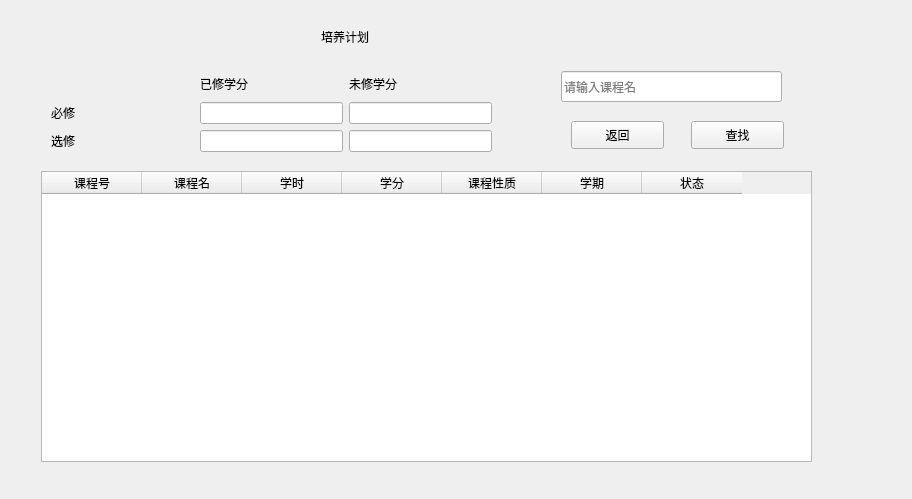
The window that student.ui (Database-Course-Developers/Educational_Administration_System) describes before a commit, drawn with Qt 5.
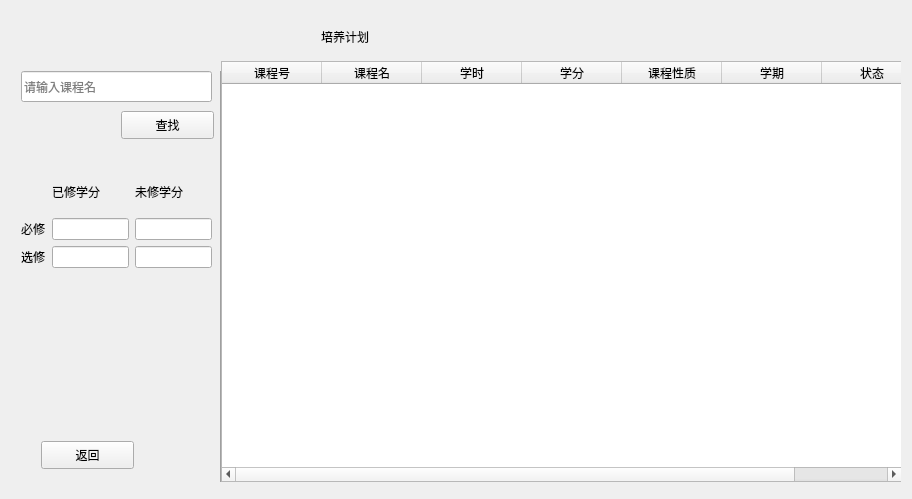
The same window after the commit. The open tabs and pages were chosen to show the change.

```diff
--- a/student.ui
+++ b/student.ui
@@ -546,51 +546,6 @@
       </widget>
      </widget>
      <widget class="QWidget" name="stuPlanPage">
-      <widget class="QTableWidget" name="stuPlanTable">
-       <property name="geometry">
-        <rect>
-         <x>30</x>
-         <y>160</y>
-         <width>771</width>
-         <height>291</height>
-        </rect>
-       </property>
-       <column>
-        <property name="text">
-         <string>课程号</string>
-        </property>
-       </column>
-       <column>
-        <property name="text">
-         <string>课程名</string>
-        </property>
-       </column>
-       <column>
-        <property name="text">
-         <string>学时</string>
-        </property>
-       </column>
-       <column>
-        <property name="text">
-         <string>学分</string>
-        </property>
-       </column>
-       <column>
-        <property name="text">
-         <string>课程性质</string>
-        </property>
-       </column>
-       <column>
-        <property name="text">
-         <string>学期</string>
-        </property>
-       </column>
-       <column>
-        <property name="text">
-         <string>状态</string>
-        </property>
-       </column>
-      </widget>
       <widget class="QLabel" name="label_18">
        <property name="geometry">
         <rect>
@@ -610,8 +565,8 @@
       <widget class="QPushButton" name="pBstuPlanBack">
        <property name="geometry">
         <rect>
-         <x>560</x>
-         <y>110</y>
+         <x>30</x>
+         <y>430</y>
          <width>93</width>
          <height>28</height>
         </rect>
@@ -623,8 +578,8 @@
       <widget class="QPushButton" name="pushButton_3">
        <property name="geometry">
         <rect>
-         <x>680</x>
-         <y>110</y>
+         <x>110</x>
+         <y>100</y>
          <width>93</width>
          <height>28</height>
         </rect>
@@ -636,10 +591,10 @@
       <widget class="QWidget" name="layoutWidget">
        <property name="geometry">
         <rect>
-         <x>40</x>
-         <y>60</y>
-         <width>441</width>
-         <height>81</height>
+         <x>10</x>
+         <y>160</y>
+         <width>191</width>
+         <height>97</height>
         </rect>
        </property>
        <layout class="QGridLayout" name="gridLayout_3">
@@ -701,9 +656,9 @@
       <widget class="QLineEdit" name="stuPlan_search_line">
        <property name="geometry">
         <rect>
-         <x>550</x>
+         <x>10</x>
          <y>60</y>
-         <width>221</width>
+         <width>191</width>
          <height>31</height>
         </rect>
        </property>
@@ -711,6 +666,70 @@
         <string>请输入课程名</string>
        </property>
       </widget>
+      <widget class="Line" name="line_7">
+       <property name="geometry">
+        <rect>
+         <x>200</x>
+         <y>60</y>
+         <width>20</width>
+         <height>411</height>
+        </rect>
+       </property>
+       <property name="orientation">
+        <enum>Qt::Vertical</enum>
+       </property>
+      </widget>
+      <widget class="QWidget" name="widget_17" native="true">
+       <property name="geometry">
+        <rect>
+         <x>210</x>
+         <y>50</y>
+         <width>681</width>
+         <height>421</height>
+        </rect>
+       </property>
+       <layout class="QFormLayout" name="formLayout">
+        <item row="0" column="0" colspan="2">
+         <widget class="QTableWidget" name="stuPlanTable">
+          <column>
+           <property name="text">
+            <string>课程号</string>
+           </property>
+          </column>
+          <column>
+           <property name="text">
+            <string>课程名</string>
+           </property>
+          </column>
+          <column>
+           <property name="text">
+            <string>学时</string>
+           </property>
+          </column>
+          <column>
+           <property name="text">
+            <string>学分</string>
+           </property>
+          </column>
+          <column>
+           <property name="text">
+            <string>课程性质</string>
+           </property>
+          </column>
+          <column>
+           <property name="text">
+            <string>学期</string>
+           </property>
+          </column>
+          <column>
+           <property name="text">
+            <string>状态</string>
+           </property>
+          </column>
+         </widget>
+        </item>
+       </layout>
+      </widget>
      </widget>
      <widget class="QWidget" name="stuGrade">
       <layout class="QVBoxLayout" name="verticalLayout_2">
```
Left out of the diff: 46 changed lines with no effect on the pictures.
